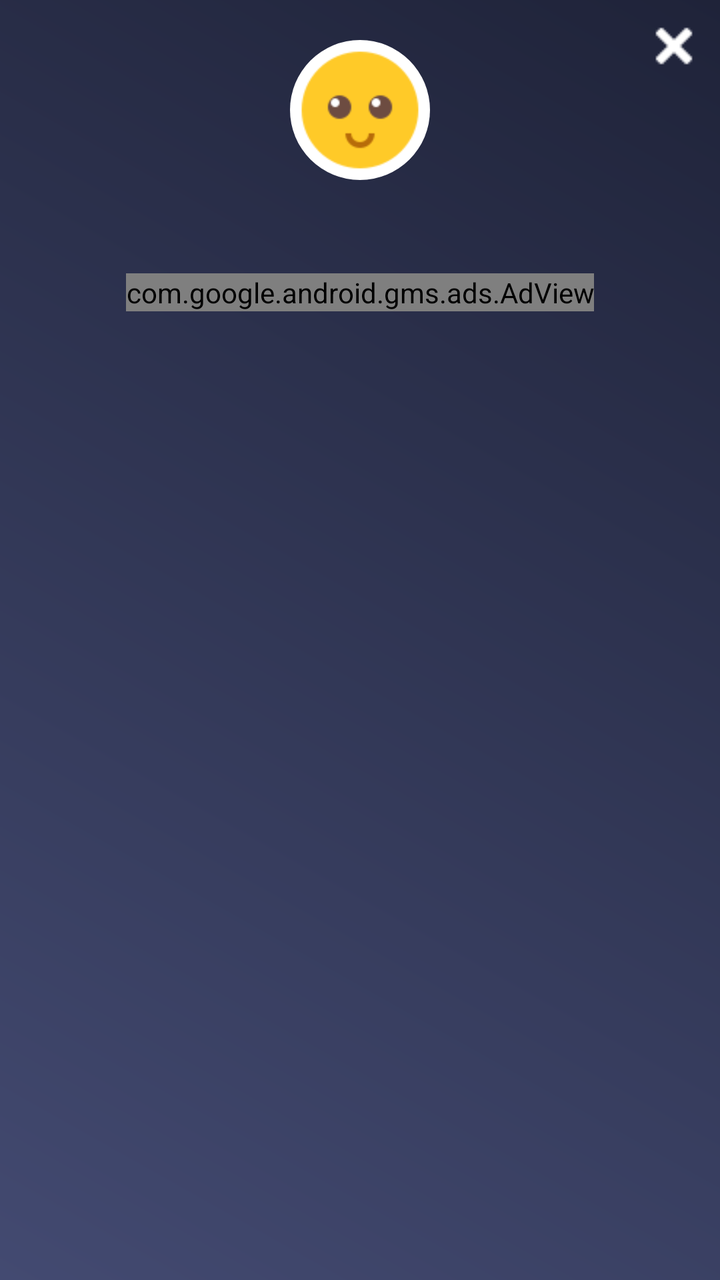
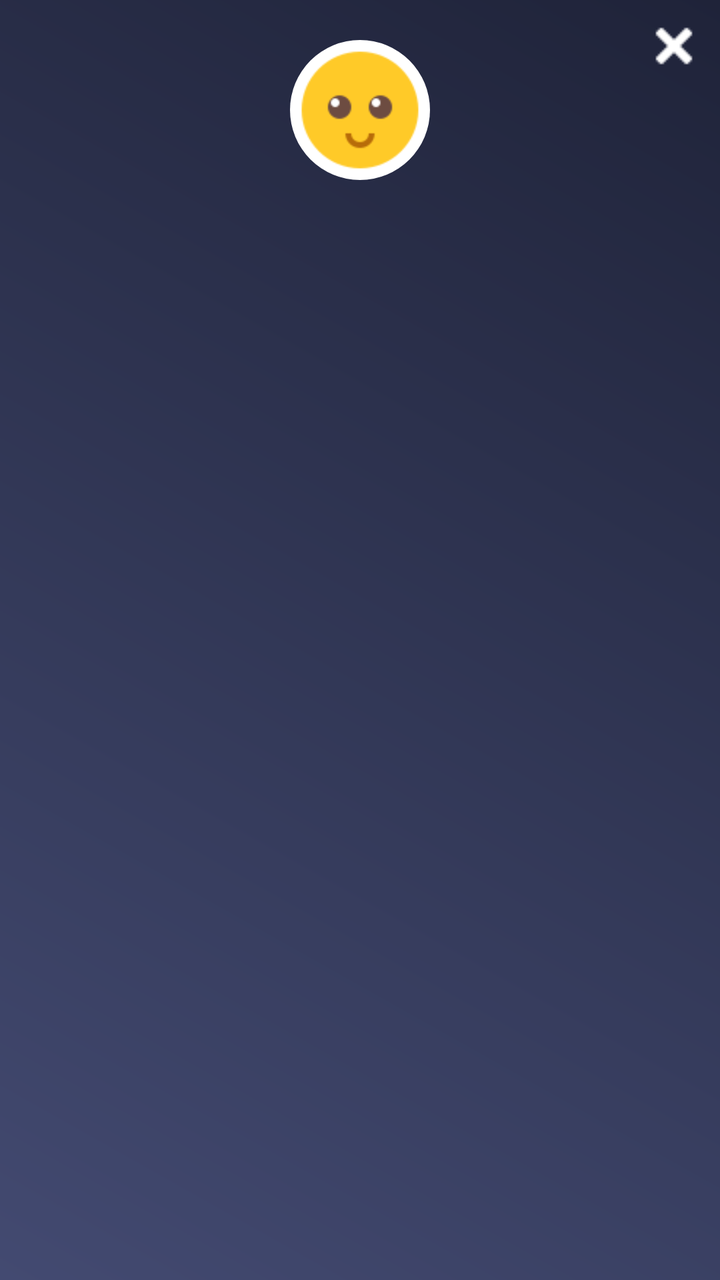

Two renders of the same Android screen: before a commit and after it. Below are the layout's source before the change and the commit's diff.
<!-- AndroidManifest.xml: application theme AppTheme -->
<!-- res/layout/popup_smoking_risk.xml -->
<?xml version="1.0" encoding="utf-8"?>
<RelativeLayout xmlns:android="http://schemas.android.com/apk/res/android"
    xmlns:aapt="http://schemas.android.com/aapt"
    xmlns:app="http://schemas.android.com/apk/res-auto"
    android:layout_width="280dp"
    android:layout_height="wrap_content"
    android:background="@drawable/a1_grad"
    android:orientation="vertical">

    <ImageView
        android:id="@+id/iv_close"
        android:layout_width="wrap_content"
        android:layout_height="wrap_content"
        android:layout_alignParentRight="true"
        android:layout_margin="5dp"
        android:padding="5dp"
        android:src="@drawable/ic_close" />

    <ImageView
        android:id="@+id/iv_imoji"
        android:layout_width="70dp"
        android:layout_height="70dp"
        android:layout_centerHorizontal="true"
        android:layout_marginTop="20dp"
        android:background="@drawable/rounded_corner_imoji"
        android:src="@drawable/imoji_default" />

    <TextView
        android:id="@+id/tv_smoking_risk_result"
        android:layout_width="match_parent"
        android:layout_height="wrap_content"
        android:layout_below="@+id/iv_imoji"
        android:layout_marginLeft="10dp"
        android:layout_marginTop="10dp"
        android:layout_marginRight="10dp"
        android:layout_marginBottom="5dp"
        android:gravity="center"
        android:padding="5dp"
        android:textColor="@color/white"
        android:textSize="@dimen/textsize_16" />

    <include
        android:id="@+id/ad_layout"
        layout="@layout/native_ad_popup"
        android:layout_width="match_parent"
        android:layout_height="wrap_content"
        android:layout_below="@+id/tv_smoking_risk_result"
        android:layout_gravity="center" />
</RelativeLayout>
<!-- res/layout/native_ad_popup.xml (included above) -->
<?xml version="1.0" encoding="utf-8"?>
<LinearLayout xmlns:android="http://schemas.android.com/apk/res/android"
    xmlns:aapt="http://schemas.android.com/aapt"
    xmlns:app="http://schemas.android.com/apk/res-auto"
    android:layout_width="match_parent"
    android:layout_height="match_parent"
    android:orientation="vertical">

    <com.google.android.gms.ads.AdView
        android:id="@+id/adView"
        android:layout_width="wrap_content"
        android:layout_height="wrap_content"
        android:layout_above="@+id/ll_footer_menu"
        android:layout_gravity="center"
        app:adSize="280x50"
        app:adUnitId="@string/banner_ad_two" />
</LinearLayout>
<!-- resources referenced by this layout -->
<resources>
  <color name="white">#ffffff</color>
  <dimen name="textsize_16">16sp</dimen>
  <!-- drawable a1_grad (drawable) -->
  <?xml version="1.0" encoding="utf-8"?>
  <shape xmlns:android="http://schemas.android.com/apk/res/android">
      <gradient
          android:angle="225"
          android:endColor="#434A71"
          android:startColor="#1F2339" />
  
  
  </shape>
  <!-- drawable ic_close: png bitmap (drawable, 258 bytes) -->
  <!-- drawable imoji_default: png bitmap (drawable, 2394 bytes) -->
  <!-- drawable rounded_corner_imoji (drawable) -->
  <?xml version="1.0" encoding="utf-8"?>
  <shape xmlns:android="http://schemas.android.com/apk/res/android"
      xmlns:aapt="http://schemas.android.com/aapt"
      xmlns:app="http://schemas.android.com/apk/res-auto"
      android:shape="rectangle">
      <solid android:color="#ffffff" />
      <stroke
          android:width="0dp"
          android:color="#06000d" />
      <padding
          android:bottom="0dp"
          android:left="0dp"
          android:right="0dp"
          android:top="0dp" />
      <corners android:radius="35dp" />
  </shape>
  <string name="banner_ad_two">ca-app-pub-2957577039807154/5214904011</string>
  <style name="AppTheme" parent="Theme.AppCompat.Light.DarkActionBar">
          
          <item name="colorPrimary">@color/colorPrimary</item>
          <item name="colorPrimaryDark">@color/colorPrimaryDark</item>
          <item name="colorAccent">@color/colorAccent</item>
      </style>
  <color name="colorPrimary">#434A71</color>
  <color name="colorPrimaryDark">#1F2339</color>
  <color name="colorAccent">#1F2339</color>
</resources>

<!-- the commit's change to res/layout/popup_smoking_risk.xml (unified diff, before → after) -->
@@ -39,29 +39,14 @@
         android:textColor="@color/white"
         android:textSize="@dimen/textsize_16" />
 
-    <include
-        android:id="@+id/ad_layout"
-        layout="@layout/native_ad_popup"
+
+
+    <LinearLayout
+        android:id="@+id/normal_ad_include"
         android:layout_width="match_parent"
         android:layout_height="wrap_content"
+        android:orientation="vertical"
         android:layout_below="@+id/tv_smoking_risk_result"
-        android:layout_gravity="center" />
+        android:layout_gravity="center"
+        android:gravity="center"/>
 </RelativeLayout>
-<!-- res/layout/native_ad_popup.xml (included above) -->
-<?xml version="1.0" encoding="utf-8"?>
-<LinearLayout xmlns:android="http://schemas.android.com/apk/res/android"
-    xmlns:aapt="http://schemas.android.com/aapt"
-    xmlns:app="http://schemas.android.com/apk/res-auto"
-    android:layout_width="match_parent"
-    android:layout_height="match_parent"
-    android:orientation="vertical">
-
-    <com.google.android.gms.ads.AdView
-        android:id="@+id/adView"
-        android:layout_width="wrap_content"
-        android:layout_height="wrap_content"
-        android:layout_above="@+id/ll_footer_menu"
-        android:layout_gravity="center"
-        app:adSize="280x50"
-        app:adUnitId="@string/banner_ad_two" />
-</LinearLayout>
<!-- resource entries referenced after the edit -->
@@ -31,7 +31,6 @@
           android:top="0dp" />
       <corners android:radius="35dp" />
   </shape>
-  <string name="banner_ad_two">ca-app-pub-2957577039807154/5214904011</string>
   <style name="AppTheme" parent="Theme.AppCompat.Light.DarkActionBar">
           
           <item name="colorPrimary">@color/colorPrimary</item>
